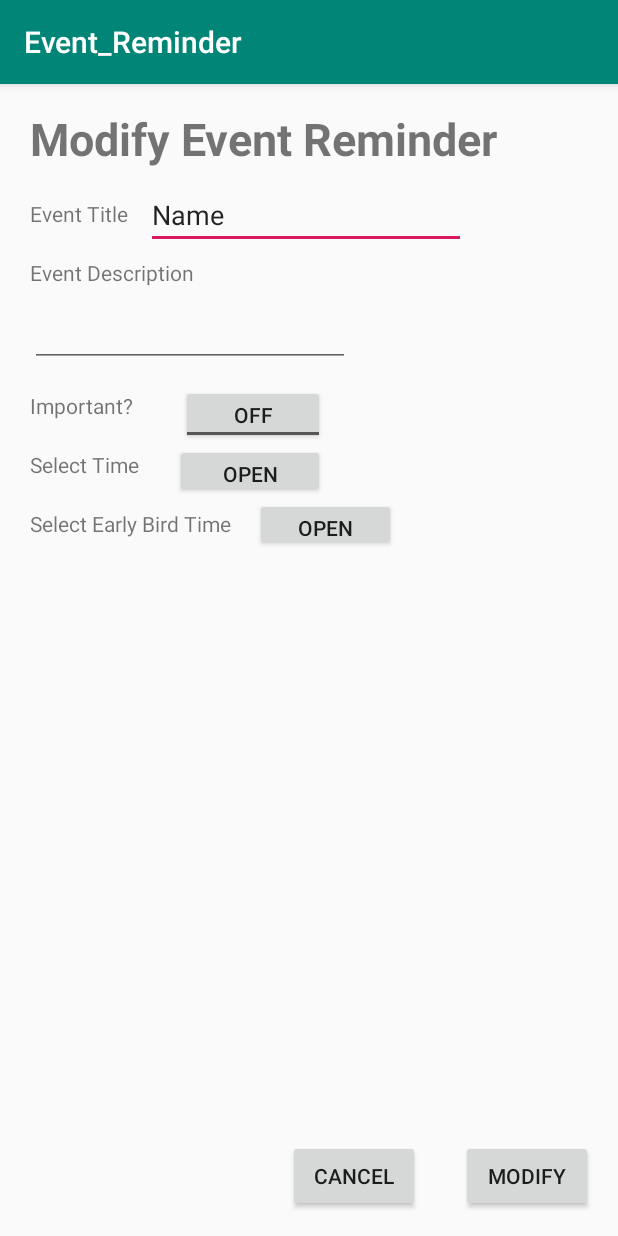
After one commit to farisalkhat/Event_Reminder, an Android app: the EventReminderModify screen opened directly, with no data from a screen before it, on a phone screen of 412 x 824 dp. The commit adds this screen. Run offline under Robolectric (Android 15) with nearby library versions, the phone set to English and light mode, and no system bars; 2 statements that could not run were skipped.

Commit message:
Added ability to modify events.

```diff
--- a/app/src/main/AndroidManifest.xml
+++ b/app/src/main/AndroidManifest.xml
@@ -11,7 +11,8 @@
         android:roundIcon="@mipmap/ic_launcher_round"
         android:supportsRtl="true"
         android:theme="@style/AppTheme">
-        <activity android:name=".EventDetails"></activity>
+        <activity android:name=".EventReminderModify"></activity>
+        <activity android:name=".EventDetails" />
         <activity android:name=".eventreminder_add" />
         <activity android:name=".EventReminderList" />
         <activity android:name=".Settings" />
--- a/app/src/main/res/layout/activity_event_details.xml
+++ b/app/src/main/res/layout/activity_event_details.xml
@@ -62,6 +62,7 @@
         android:layout_marginStart="40dp"
         android:layout_marginLeft="40dp"
         android:layout_marginBottom="24dp"
+        android:onClick="modifyCurrent"
         android:text="Edit"
         app:layout_constraintBottom_toBottomOf="parent"
         app:layout_constraintStart_toEndOf="@+id/deleteEventButton" />
--- /dev/null
+++ b/app/src/main/res/layout/activity_event_reminder_modify.xml
@@ -0,0 +1,160 @@
+<?xml version="1.0" encoding="utf-8"?>
+<androidx.constraintlayout.widget.ConstraintLayout xmlns:android="http://schemas.android.com/apk/res/android"
+    xmlns:app="http://schemas.android.com/apk/res-auto"
+    xmlns:tools="http://schemas.android.com/tools"
+    android:layout_width="match_parent"
+    android:layout_height="match_parent"
+    tools:context=".EventReminderModify">
+
+    <TextView
+        android:id="@+id/textView38"
+        android:layout_width="wrap_content"
+        android:layout_height="wrap_content"
+        android:layout_marginStart="20dp"
+        android:layout_marginLeft="20dp"
+        android:layout_marginTop="16dp"
+        android:text="Modify Event Reminder"
+        android:textSize="30sp"
+        android:textStyle="bold"
+        app:layout_constraintStart_toStartOf="parent"
+        app:layout_constraintTop_toTopOf="parent" />
+
+    <TextView
+        android:id="@+id/textView39"
+        android:layout_width="wrap_content"
+        android:layout_height="wrap_content"
+        android:layout_marginStart="20dp"
+        android:layout_marginLeft="20dp"
+        android:layout_marginTop="20dp"
+        android:text="Event Title"
+        app:layout_constraintStart_toStartOf="parent"
+        app:layout_constraintTop_toBottomOf="@+id/textView38" />
+
+    <TextView
+        android:id="@+id/textView40"
+        android:layout_width="wrap_content"
+        android:layout_height="wrap_content"
+        android:layout_marginStart="20dp"
+        android:layout_marginLeft="20dp"
+        android:layout_marginTop="20dp"
+        android:text="Event Description"
+        app:layout_constraintStart_toStartOf="parent"
+        app:layout_constraintTop_toBottomOf="@+id/textView39" />
+
+    <TextView
+        android:id="@+id/textView41"
+        android:layout_width="wrap_content"
+        android:layout_height="wrap_content"
+        android:layout_marginStart="20dp"
+        android:layout_marginLeft="20dp"
+        android:layout_marginTop="16dp"
+        android:text="Important?"
+        app:layout_constraintStart_toStartOf="parent"
+        app:layout_constraintTop_toBottomOf="@+id/modifyEventDesc" />
+
+    <TextView
+        android:id="@+id/textView42"
+        android:layout_width="wrap_content"
+        android:layout_height="wrap_content"
+        android:layout_marginStart="20dp"
+        android:layout_marginLeft="20dp"
+        android:layout_marginTop="20dp"
+        android:text="Select Time"
+        app:layout_constraintStart_toStartOf="parent"
+        app:layout_constraintTop_toBottomOf="@+id/textView41" />
+
+    <TextView
+        android:id="@+id/textView43"
+        android:layout_width="wrap_content"
+        android:layout_height="wrap_content"
+        android:layout_marginStart="20dp"
+        android:layout_marginLeft="20dp"
+        android:layout_marginTop="20dp"
+        android:text="Select Early Bird Time"
+        app:layout_constraintStart_toStartOf="parent"
+        app:layout_constraintTop_toBottomOf="@+id/textView42" />
+
+    <EditText
+        android:id="@+id/modifyEventTitle"
+        android:layout_width="wrap_content"
+        android:layout_height="wrap_content"
+        android:layout_marginStart="12dp"
+        android:layout_marginLeft="12dp"
+        android:layout_marginTop="8dp"
+        android:ems="10"
+        android:inputType="textPersonName"
+        android:text="Name"
+        app:layout_constraintStart_toEndOf="@+id/textView39"
+        app:layout_constraintTop_toBottomOf="@+id/textView38" />
+
+    <EditText
+        android:id="@+id/modifyEventDesc"
+        android:layout_width="wrap_content"
+        android:layout_height="wrap_content"
+        android:layout_marginStart="20dp"
+        android:layout_marginLeft="20dp"
+        android:layout_marginTop="8dp"
+        android:ems="10"
+        android:gravity="start|top"
+        android:inputType="textMultiLine"
+        app:layout_constraintStart_toStartOf="parent"
+        app:layout_constraintTop_toBottomOf="@+id/textView40" />
+
+    <ToggleButton
+        android:id="@+id/modifyEventImp"
+        android:layout_width="96dp"
+        android:layout_height="39dp"
+        android:layout_marginStart="32dp"
+        android:layout_marginLeft="32dp"
+        android:layout_marginTop="12dp"
+        android:text="no"
+        app:layout_constraintStart_toEndOf="@+id/textView41"
+        app:layout_constraintTop_toBottomOf="@+id/modifyEventDesc" />
+
+    <Button
+        android:id="@+id/modifyEventTime"
+        android:layout_width="100dp"
+        android:layout_height="36dp"
+        android:layout_marginStart="24dp"
+        android:layout_marginLeft="24dp"
+        android:onClick="showModifyDateTimePicker"
+        android:text="open"
+        app:layout_constraintStart_toEndOf="@+id/textView42"
+        app:layout_constraintTop_toBottomOf="@+id/modifyEventImp" />
+
+    <Button
+        android:id="@+id/modifyEventEarly"
+        android:layout_width="94dp"
+        android:layout_height="35dp"
+        android:layout_marginStart="16dp"
+        android:layout_marginLeft="16dp"
+        android:onClick="showModifyEarlyDateTimePicker"
+        android:text="open"
+        app:layout_constraintStart_toEndOf="@+id/textView43"
+        app:layout_constraintTop_toBottomOf="@+id/modifyEventTime" />
+
+    <Button
+        android:id="@+id/completeModifyButton"
+        android:layout_width="wrap_content"
+        android:layout_height="wrap_content"
+        android:layout_marginBottom="16dp"
+        android:onClick="modifyEvent"
+        android:text="modify"
+        app:layout_constraintBottom_toBottomOf="parent"
+        app:layout_constraintEnd_toEndOf="parent"
+        app:layout_constraintHorizontal_bias="0.627"
+        app:layout_constraintStart_toEndOf="@+id/cancelModifyButton" />
+
+    <Button
+        android:id="@+id/cancelModifyButton"
+        android:layout_width="wrap_content"
+        android:layout_height="wrap_content"
+        android:layout_marginStart="192dp"
+        android:layout_marginLeft="192dp"
+        android:layout_marginBottom="16dp"
+        android:onClick="cancelModifyEvent"
+        android:text="cancel"
+        app:layout_constraintBottom_toBottomOf="parent"
+        app:layout_constraintStart_toStartOf="parent" />
+
+</androidx.constraintlayout.widget.ConstraintLayout>
```
Also changed, not shown: app/src/main/java/com/example/event_reminder/EventDetails.java (+13 -9 lines), app/src/main/java/com/example/event_reminder/EventReminderModify.java (added, +183 -0 lines).
